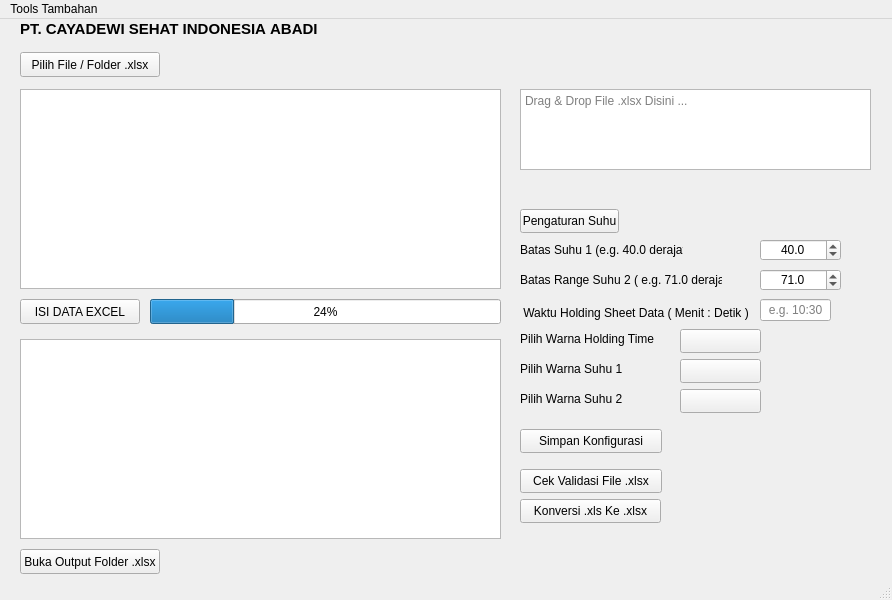
Qt form UI/ui_main_app.ui (NubiOmega/Saving-Your-Quality-Time) before a commit.
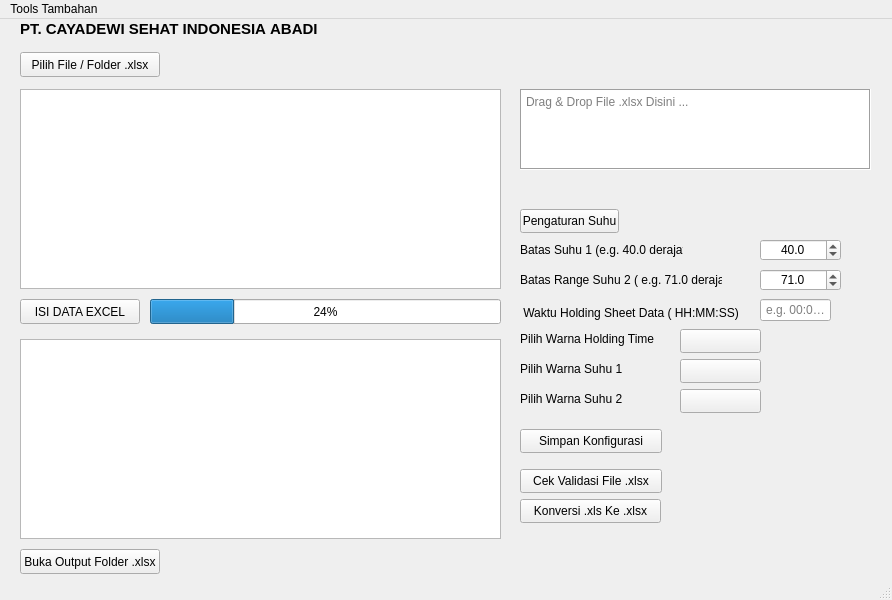
The same form after that commit.

What changed in the file:
```diff
--- a/UI/ui_main_app.ui
+++ b/UI/ui_main_app.ui
@@ -117,6 +117,24 @@
     <property name="cursor" stdset="0">
      <cursorShape>ClosedHandCursor</cursorShape>
     </property>
+    <property name="toolTip">
+     <string>Jatuhkan File Excel .xlsx disini</string>
+    </property>
+    <property name="frameShape">
+     <enum>QFrame::Box</enum>
+    </property>
+    <property name="frameShadow">
+     <enum>QFrame::Sunken</enum>
+    </property>
+    <property name="verticalScrollBarPolicy">
+     <enum>Qt::ScrollBarAlwaysOff</enum>
+    </property>
+    <property name="horizontalScrollBarPolicy">
+     <enum>Qt::ScrollBarAlwaysOff</enum>
+    </property>
+    <property name="textInteractionFlags">
+     <set>Qt::NoTextInteraction</set>
+    </property>
     <property name="placeholderText">
      <string>Drag &amp; Drop File .xlsx Disini ...</string>
     </property>
@@ -247,7 +265,7 @@
      </rect>
     </property>
     <property name="text">
-     <string> Waktu Holding Sheet Data ( Menit : Detik )</string>
+     <string> Waktu Holding Sheet Data ( HH:MM:SS)</string>
     </property>
    </widget>
    <widget class="QLineEdit" name="holdingTime_lineEdit">
@@ -263,7 +281,7 @@
      <set>Qt::AlignCenter</set>
     </property>
     <property name="placeholderText">
-     <string>e.g. 10:30</string>
+     <string>e.g. 00:09:00</string>
     </property>
    </widget>
    <widget class="QPushButton" name="pilihWarnaHoldingTime_btn">
```
